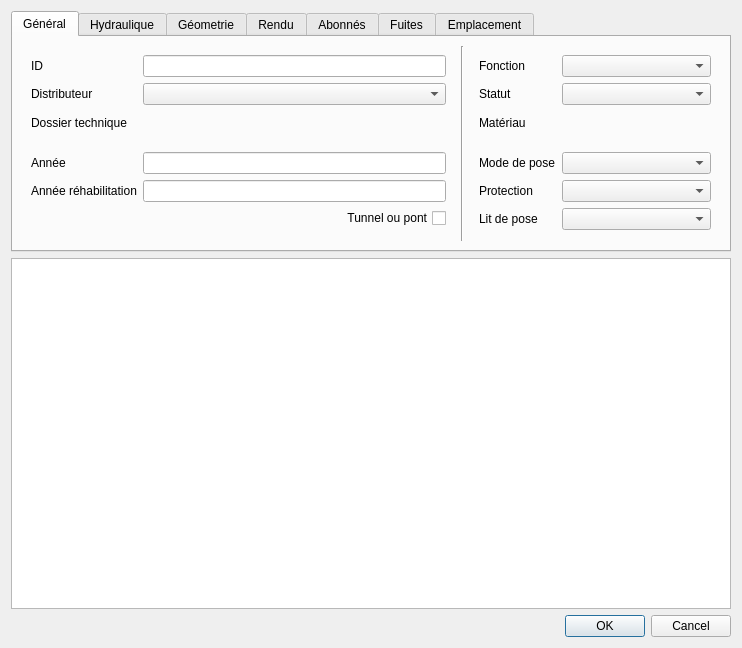
First picture: the form in qgis-project/ui_forms/pipe.ui, repository qwat/QWAT, before the edit.
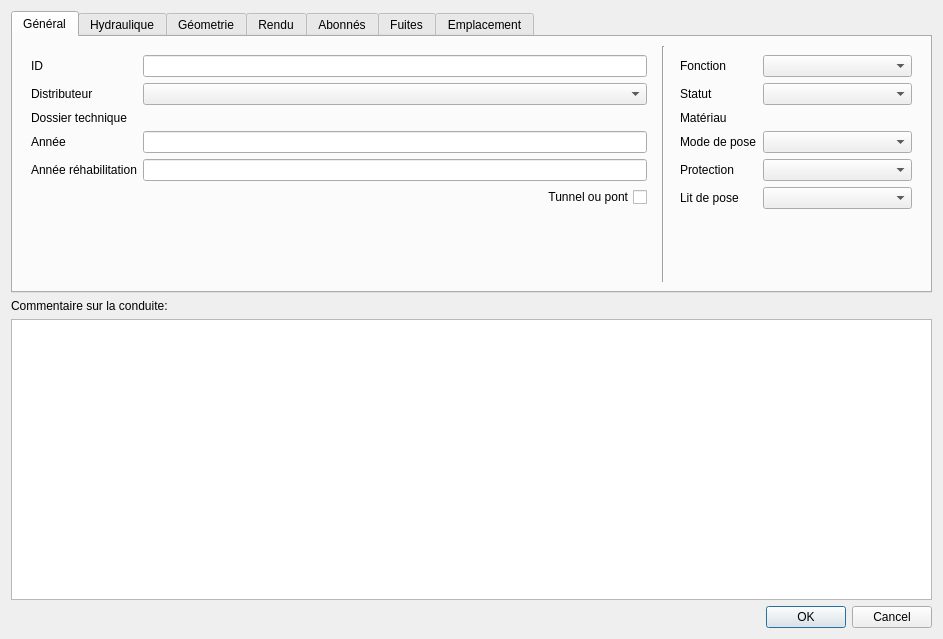
Second picture: the form after the edit. Custom widgets are drawn as their Qt base class.

Commit message: fixed ui for pipe and some tooltips added

```diff
--- a/qgis-project/ui_forms/pipe.ui
+++ b/qgis-project/ui_forms/pipe.ui
@@ -6,8 +6,8 @@
    <rect>
     <x>0</x>
     <y>0</y>
-    <width>742</width>
-    <height>648</height>
+    <width>943</width>
+    <height>639</height>
    </rect>
   </property>
   <property name="windowTitle">
@@ -15,7 +15,14 @@
   </property>
   <layout class="QGridLayout" name="gridLayout_3">
    <item row="11" column="0">
-    <widget class="QPlainTextEdit" name="remark"/>
+    <widget class="QPlainTextEdit" name="remark">
+     <property name="toolTip">
+      <string>&lt;html&gt;&lt;head/&gt;&lt;body&gt;&lt;p&gt;Commentaire général sur la conduite&lt;/p&gt;&lt;/body&gt;&lt;/html&gt;</string>
+     </property>
+     <property name="autoFillBackground">
+      <bool>false</bool>
+     </property>
+    </widget>
    </item>
    <item row="12" column="0">
     <widget class="QDialogButtonBox" name="buttonBox">
@@ -29,12 +36,6 @@
    </item>
    <item row="0" column="0">
     <widget class="QTabWidget" name="tabWidget">
-     <property name="sizePolicy">
-      <sizepolicy hsizetype="Preferred" vsizetype="Preferred">
-       <horstretch>0</horstretch>
-       <verstretch>0</verstretch>
-      </sizepolicy>
-     </property>
      <property name="currentIndex">
       <number>0</number>
      </property>
@@ -42,8 +43,8 @@
       <attribute name="title">
        <string>Général</string>
       </attribute>
-      <layout class="QHBoxLayout" name="horizontalLayout">
-       <item>
+      <layout class="QGridLayout" name="gridLayout_2">
+       <item row="0" column="0">
         <widget class="QWidget" name="widget" native="true">
          <layout class="QFormLayout" name="formLayout_4">
           <property name="fieldGrowthPolicy">
@@ -61,12 +62,6 @@
             <property name="enabled">
              <bool>true</bool>
             </property>
-            <property name="sizePolicy">
-             <sizepolicy hsizetype="Preferred" vsizetype="Fixed">
-              <horstretch>0</horstretch>
-              <verstretch>0</verstretch>
-             </sizepolicy>
-            </property>
             <property name="readOnly">
              <bool>true</bool>
             </property>
@@ -123,14 +118,7 @@
            </widget>
           </item>
           <item row="2" column="1">
-           <widget class="QgsRelationReferenceWidget" name="fk_folder">
-            <property name="minimumSize">
-             <size>
-              <width>0</width>
-              <height>35</height>
-             </size>
-            </property>
-           </widget>
+           <widget class="QgsRelationReferenceWidget" name="fk_folder"/>
           </item>
           <item row="4" column="1">
            <widget class="QLineEdit" name="year_rehabilitation"/>
@@ -145,20 +133,7 @@
          </layout>
         </widget>
        </item>
-       <item>
-        <widget class="Line" name="line_3">
-         <property name="sizePolicy">
-          <sizepolicy hsizetype="Preferred" vsizetype="Minimum">
-           <horstretch>0</horstretch>
-           <verstretch>0</verstretch>
-          </sizepolicy>
-         </property>
-         <property name="orientation">
-          <enum>Qt::Vertical</enum>
-         </property>
-        </widget>
-       </item>
-       <item>
+       <item row="0" column="2">
         <widget class="QWidget" name="widget_2" native="true">
          <property name="minimumSize">
           <size>
@@ -211,64 +186,50 @@
             </property>
            </widget>
           </item>
-          <item row="4" column="0">
+          <item row="2" column="1">
+           <widget class="QgsRelationReferenceWidget" name="fk_material">
+            <property name="toolTip">
+             <string>&lt;html&gt;&lt;head/&gt;&lt;body&gt;&lt;p&gt;Matériau de la conduite (&lt;span style=&quot; font-weight:600;&quot;&gt;obligatoire&lt;/span&gt;)&lt;/p&gt;&lt;p&gt;pré- filtre possibles par type de matériaux et diamètre.&lt;/p&gt;&lt;/body&gt;&lt;/html&gt;</string>
+            </property>
+           </widget>
+          </item>
+          <item row="3" column="0">
            <widget class="QLabel" name="label_19">
             <property name="text">
              <string>Mode de pose</string>
             </property>
            </widget>
           </item>
-          <item row="4" column="1">
+          <item row="3" column="1">
            <widget class="QComboBox" name="fk_installmethod">
             <property name="sizeAdjustPolicy">
              <enum>QComboBox::AdjustToContents</enum>
             </property>
            </widget>
           </item>
-          <item row="5" column="0">
+          <item row="4" column="0">
            <widget class="QLabel" name="label_20">
             <property name="text">
              <string>Protection</string>
             </property>
            </widget>
           </item>
-          <item row="5" column="1">
+          <item row="4" column="1">
            <widget class="QComboBox" name="fk_protection">
             <property name="sizeAdjustPolicy">
              <enum>QComboBox::AdjustToContents</enum>
             </property>
            </widget>
           </item>
-          <item row="6" column="0">
+          <item row="5" column="0">
            <widget class="QLabel" name="label_26">
             <property name="text">
              <string>Lit de pose</string>
             </property>
            </widget>
           </item>
-          <item row="6" column="1">
-           <widget class="QComboBox" name="fk_bedding"/>
-          </item>
-          <item row="2" column="1">
-           <widget class="QgsRelationReferenceWidget" name="fk_material">
-            <property name="sizePolicy">
-             <sizepolicy hsizetype="Preferred" vsizetype="Preferred">
-              <horstretch>0</horstretch>
-              <verstretch>0</verstretch>
-             </sizepolicy>
-            </property>
-            <property name="minimumSize">
-             <size>
-              <width>100</width>
-              <height>35</height>
-             </size>
-            </property>
-            <property name="baseSize">
-             <size>
-              <width>100</width>
-              <height>30</height>
-             </size>
-            </property>
+          <item row="5" column="1">
+           <widget class="QComboBox" name="fk_bedding">
             <property name="toolTip">
              <string>Choisir un matériaux de conduite (filtrage par matériaux / diamètre</string>
             </property>
@@ -277,6 +238,13 @@
          </layout>
         </widget>
        </item>
+       <item row="0" column="1">
+        <widget class="Line" name="line_3">
+         <property name="orientation">
+          <enum>Qt::Vertical</enum>
+         </property>
+        </widget>
+       </item>
       </layout>
      </widget>
      <widget class="QWidget" name="tab_4">
@@ -780,6 +748,13 @@
      </widget>
     </widget>
    </item>
+   <item row="1" column="0">
+    <widget class="QLabel" name="label_28">
+     <property name="text">
+      <string>Commentaire sur la conduite:</string>
+     </property>
+    </widget>
+   </item>
   </layout>
  </widget>
  <customwidgets>
```
Left out of the diff: 41 changed lines with no effect on the pictures.
